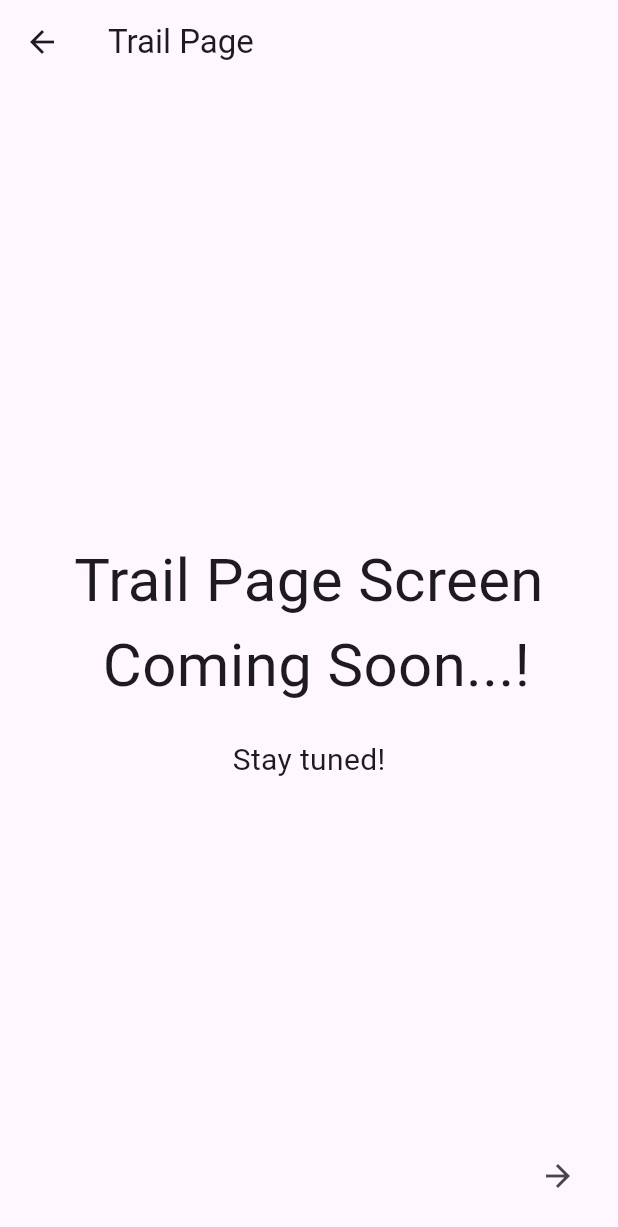
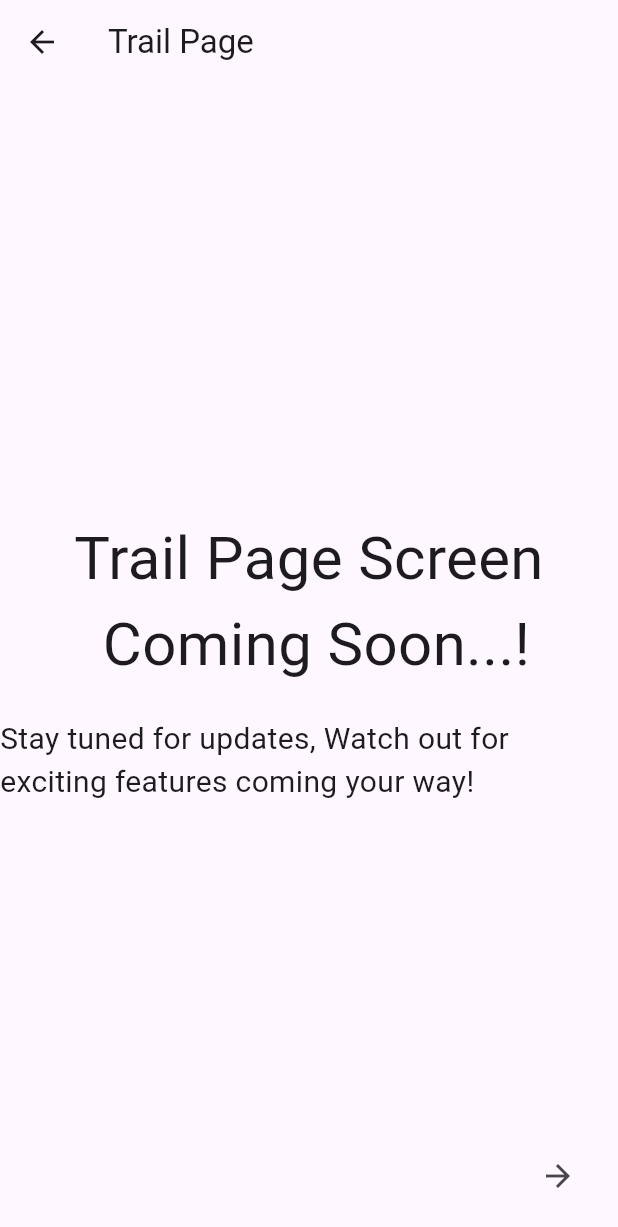
Before and after one commit to tharinduhccakalanka/grocery_app, a Flutter app: the Trail screen opened directly, on a phone screen of 412 x 824 dp. Shown: the top 1227 px of the screen. Run offline on Flutter 3.47's test engine with Material 3 defaults, Android fonts, the light colour scheme and no system bars; our stand-ins replace animate_do, awesome_dialog, firebase_auth, firebase_core, flutter_svg, logger; accounts and stored records are empty.

Commit message:
updated codes

```diff
--- a/lib/screens/main/trail/trail.dart
+++ b/lib/screens/main/trail/trail.dart
@@ -26,7 +26,7 @@ class _TrailState extends State<Trail> {
             ),
             SizedBox(height: 20),
             Text(
-              "Stay tuned!",
+              "Stay tuned for updates, Watch out for exciting features coming your way!",
               style: TextStyle(fontSize: 20),
             ),
           ],
```
